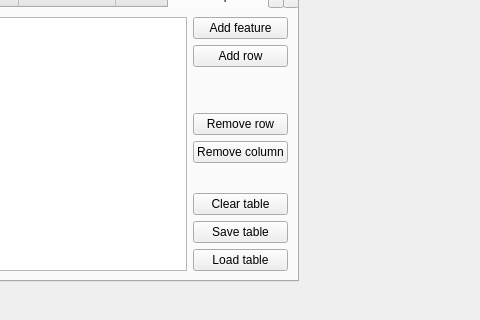
Before: the Qt Designer form GUI.ui in zamazir/langmuirGUI, drawn with Qt 5; both pictures show x 379 to 859 and y 539 to 859 of the 1328 by 859 pixel window.
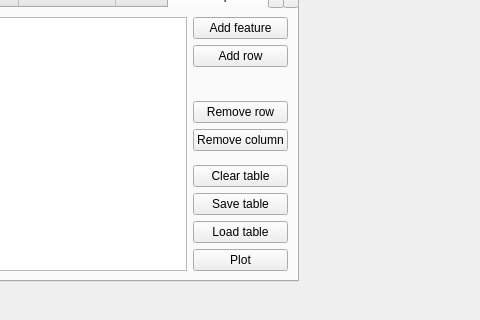
After: the same form once the commit is applied.

```diff
--- a/GUI.ui
+++ b/GUI.ui
@@ -1444,6 +1444,13 @@
                     </property>
                    </widget>
                   </item>
+                  <item>
+                   <widget class="QPushButton" name="btnFeatPlot">
+                    <property name="text">
+                     <string>Plot</string>
+                    </property>
+                   </widget>
+                  </item>
                  </layout>
                 </item>
                </layout>
```
